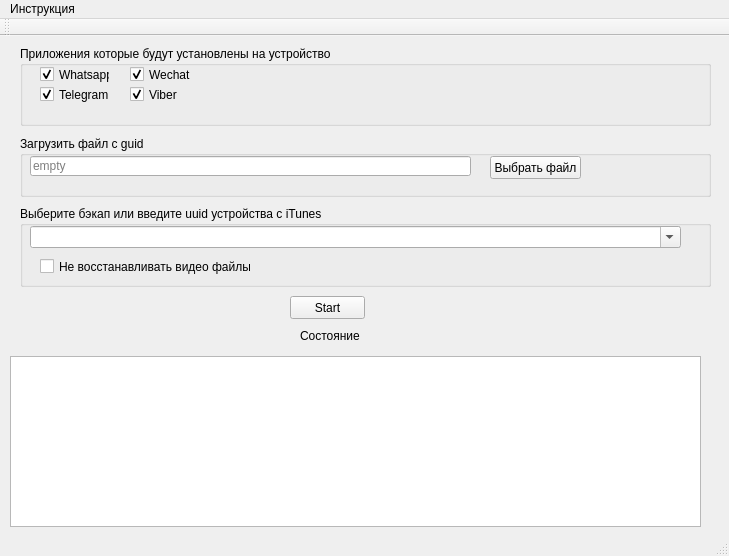
Before: the Qt Designer form mainwindow.ui in vohulg/iTunesParser, drawn with Qt 5.
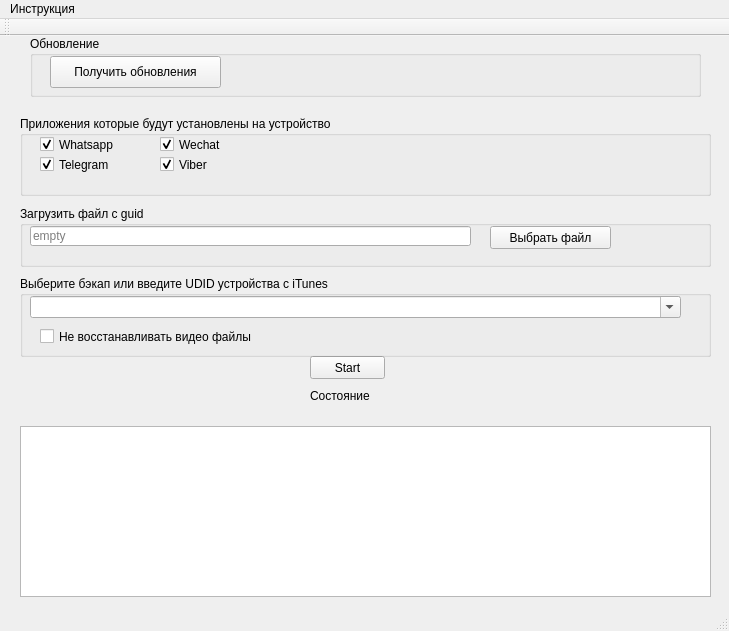
After: the same form once the commit is applied.

```diff
--- a/mainwindow.ui
+++ b/mainwindow.ui
@@ -10,7 +10,7 @@
     <x>0</x>
     <y>0</y>
     <width>729</width>
-    <height>556</height>
+    <height>631</height>
    </rect>
   </property>
   <property name="windowTitle">
@@ -20,8 +20,8 @@
    <widget class="QPushButton" name="startBtn">
     <property name="geometry">
      <rect>
-      <x>290</x>
-      <y>260</y>
+      <x>310</x>
+      <y>320</y>
       <width>75</width>
       <height>23</height>
      </rect>
@@ -33,8 +33,8 @@
    <widget class="QTextBrowser" name="logTextBrowser">
     <property name="geometry">
      <rect>
-      <x>10</x>
-      <y>320</y>
+      <x>20</x>
+      <y>390</y>
       <width>691</width>
       <height>171</height>
      </rect>
@@ -43,9 +43,9 @@
    <widget class="QLabel" name="label_2">
     <property name="geometry">
      <rect>
-      <x>300</x>
-      <y>290</y>
-      <width>61</width>
+      <x>310</x>
+      <y>350</y>
+      <width>81</width>
       <height>20</height>
      </rect>
     </property>
@@ -70,7 +70,7 @@
     <property name="geometry">
      <rect>
       <x>20</x>
-      <y>10</y>
+      <y>80</y>
       <width>691</width>
       <height>80</height>
      </rect>
@@ -83,7 +83,7 @@
       <rect>
        <x>20</x>
        <y>20</y>
-       <width>70</width>
+       <width>91</width>
        <height>17</height>
       </rect>
      </property>
@@ -99,7 +99,7 @@
       <rect>
        <x>20</x>
        <y>40</y>
-       <width>70</width>
+       <width>91</width>
        <height>17</height>
       </rect>
      </property>
@@ -113,7 +113,7 @@
     <widget class="QCheckBox" name="WechatAppCheckBox">
      <property name="geometry">
       <rect>
-       <x>110</x>
+       <x>140</x>
        <y>20</y>
        <width>70</width>
        <height>17</height>
@@ -129,7 +129,7 @@
     <widget class="QCheckBox" name="ViberAppCheckBox">
      <property name="geometry">
       <rect>
-       <x>110</x>
+       <x>140</x>
        <y>40</y>
        <width>70</width>
        <height>17</height>
@@ -147,7 +147,7 @@
     <property name="geometry">
      <rect>
       <x>20</x>
-      <y>100</y>
+      <y>170</y>
       <width>691</width>
       <height>61</height>
      </rect>
@@ -176,7 +176,7 @@
       <rect>
        <x>470</x>
        <y>20</y>
-       <width>91</width>
+       <width>121</width>
        <height>23</height>
       </rect>
      </property>
@@ -189,13 +189,13 @@
     <property name="geometry">
      <rect>
       <x>20</x>
-      <y>170</y>
+      <y>240</y>
       <width>691</width>
       <height>81</height>
      </rect>
     </property>
     <property name="title">
-     <string>Выберите бэкап или введите uuid устройства с iTunes</string>
+     <string>Выберите бэкап или введите UDID устройства с iTunes</string>
     </property>
     <widget class="QComboBox" name="backupsListComBox">
      <property name="geometry">
@@ -215,7 +215,7 @@
       <rect>
        <x>20</x>
        <y>50</y>
-       <width>211</width>
+       <width>251</width>
        <height>21</height>
       </rect>
      </property>
@@ -224,6 +224,45 @@
      </property>
     </widget>
    </widget>
+   <widget class="QGroupBox" name="groupBox_4">
+    <property name="geometry">
+     <rect>
+      <x>30</x>
+      <y>0</y>
+      <width>671</width>
+      <height>61</height>
+     </rect>
+    </property>
+    <property name="title">
+     <string>Обновление</string>
+    </property>
+    <widget class="QPushButton" name="btnUpdate">
+     <property name="geometry">
+      <rect>
+       <x>20</x>
+       <y>20</y>
+       <width>171</width>
+       <height>32</height>
+      </rect>
+     </property>
+     <property name="text">
+      <string>Получить обновления</string>
+     </property>
+    </widget>
+    <widget class="QLabel" name="labelUpdateInfo">
+     <property name="geometry">
+      <rect>
+       <x>200</x>
+       <y>30</y>
+       <width>151</width>
+       <height>16</height>
+      </rect>
+     </property>
+     <property name="text">
+      <string/>
+     </property>
+    </widget>
+   </widget>
   </widget>
   <widget class="QToolBar" name="mainToolBar">
    <attribute name="toolBarArea">
```
Left out of the diff: 2 changed lines with no effect on the pictures.
